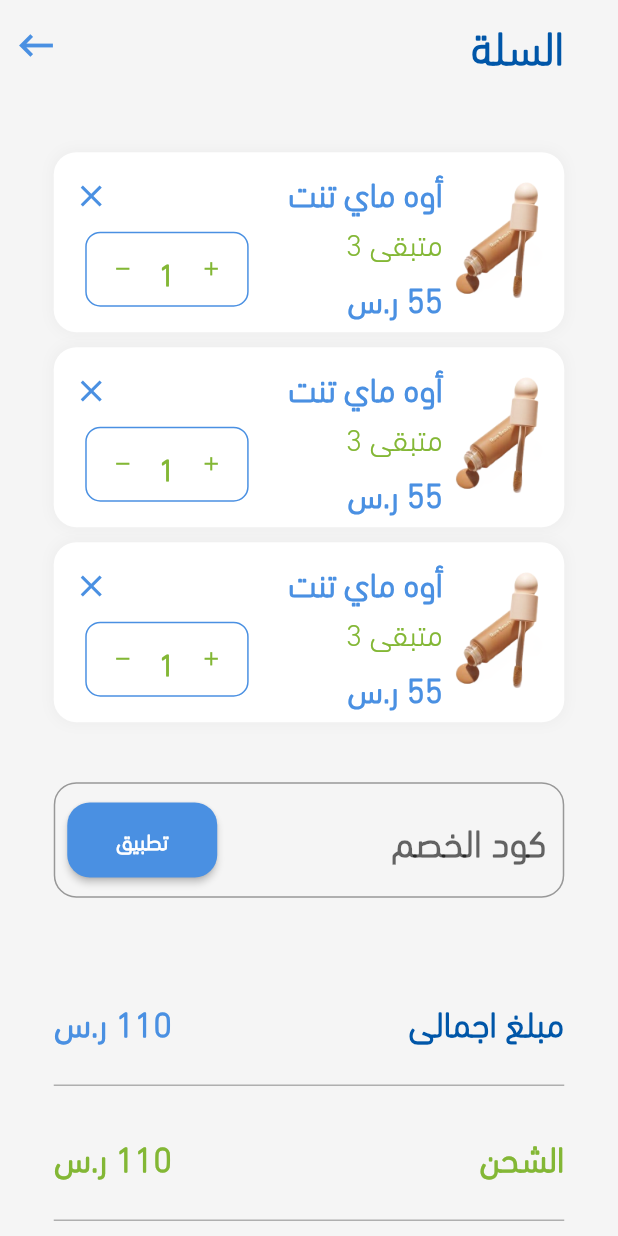
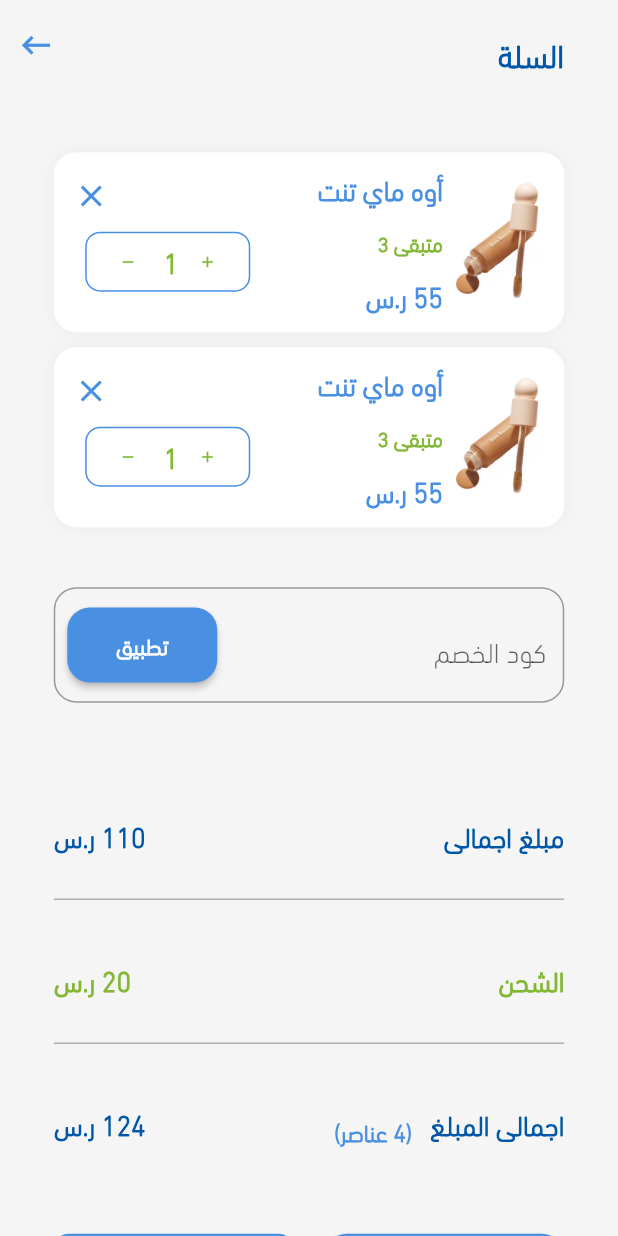
Before and after one commit to EbrahimMShaaban/acnoria, a Flutter app: the CartScreen screen opened directly, on a phone screen of 412 x 824 dp. Run offline on Flutter 3.47's test engine with Material 2 defaults, Android fonts, the phone set to English and light mode, and no system bars; our stand-ins replace dio, flutter_bloc, flutter_screenutil, pin_code_fields, shared_preferences, smooth_page_indicator; missing offline and left inert: flutter_multi_select_items; accounts and stored records are empty.

Commit message:
edit profile , myorder , home and category style

```diff
--- a/lib/features/Profile/view.dart
+++ b/lib/features/Profile/view.dart
@@ -43,12 +43,12 @@ class _ProfileScreenState extends State<ProfileScreen> {
                 children: [
                   Text(
                     "مرحبا امنية",
-                    style: AppTextStyles.boldtitles.apply(fontSizeDelta: 10),
+                    style: AppTextStyles.boldtitles.copyWith(fontSize: 22),
                   ),
                   IconButton(
                     onPressed: () {},
                     icon: Image.asset(
-                      height: 33,
+                      height: 25,
                       AppImages.basket,
                       color: AppColors.primarycolor,
                     ),
--- a/lib/features/cart/view.dart
+++ b/lib/features/cart/view.dart
@@ -24,7 +24,7 @@ class _CartScreenState extends State<CartScreen> {
   @override
   Widget build(BuildContext context) {
     return Scaffold(
-      appBar: ProfileAppBar(context,txt: 'السلة'),
+      appBar: ProfileAppBar(context, txt: 'السلة'),
       body: SingleChildScrollView(
         child: Padding(
           padding: appPadding(),
@@ -34,11 +34,9 @@ class _CartScreenState extends State<CartScreen> {
                 height: 30,
               ),
               ListView.builder(
-
-                physics:NeverScrollableScrollPhysics() ,
+                physics: NeverScrollableScrollPhysics(),
                 shrinkWrap: true,
-                itemCount: 3,
-
+                itemCount: 2,
                 itemBuilder: (context, index) {
                   return ContinerMyCart(context, add: () {
                     setState(() {
@@ -59,7 +57,8 @@ class _CartScreenState extends State<CartScreen> {
                       .apply(color: AppColors.primarycolor),
                   decoration: InputDecoration(
                     hintText: "كود الخصم",
-                    hintStyle: AppTextStyles.lrTitles.apply(),
+                    hintStyle: AppTextStyles.textsmbold
+                        .copyWith(height: 0, fontWeight: FontWeight.w500),
                     focusedBorder: const OutlineInputBorder(
                         borderSide: BorderSide(color: AppColors.primarycolor),
                         borderRadius: BorderRadius.all(Radius.circular(15))),
@@ -112,14 +111,14 @@ class _CartScreenState extends State<CartScreen> {
                               ),
                         ),
                         child: Row(
-                          crossAxisAlignment: CrossAxisAlignment.end,
+                          crossAxisAlignment: CrossAxisAlignment.center,
                           mainAxisAlignment: MainAxisAlignment.center,
                           children: [
                             Center(
                               child: Text("اضافة منتجات",
                                   textAlign: TextAlign.center,
-                                  style: AppTextStyles.boldtitles.apply(
-                                    fontSizeDelta: 5,
+                                  style: AppTextStyles.textsmbold.copyWith(
+                                    height: 1,
                                     color: AppColors.blue,
                                   )),
                             ),
--- a/lib/features/cart/widget/ContinerMyCart.dart
+++ b/lib/features/cart/widget/ContinerMyCart.dart
@@ -57,18 +57,19 @@ class _ContinerMyCartState extends State<ContinerMyCart> {
             children: [
               Text(
                 "أوه ماي تنت",
-                style: AppTextStyles.boldtitles
-                    .apply(color: AppColors.blue, fontSizeDelta: 2),
+                style: AppTextStyles.textsmbold
+                    .copyWith(color: AppColors.blue, height: 0),
               ),
               Text(
                 "متبقى 3",
-                style: AppTextStyles.smTitles
-                    .apply(color: AppColors.green, fontSizeDelta: -2),
+                style: AppTextStyles.hittext.copyWith(
+                  color: AppColors.green,
+                ),
               ),
               Text(
                 "55 ر.س",
-                style: AppTextStyles.boldtitles
-                    .apply(color: AppColors.blue, fontSizeDelta: 2),
+                style: AppTextStyles.textsmbold
+                    .copyWith(color: AppColors.blue, height: 0),
               ),
             ],
           ),
@@ -81,30 +82,54 @@ class _ContinerMyCartState extends State<ContinerMyCart> {
               IconButton(onPressed: () {}, icon: Icon(Icons.clear_outlined)),
               Container(
                 margin: const EdgeInsets.only(left: 20.0),
-               // padding: const EdgeInsets.only(left: 10.0,),
-               //  height: 35,
-               //  width: 70,
+                width: 110,
+                height: 40,
                 decoration: BoxDecoration(
-                  border: Border.all(color: AppColors.blue, width: 1.0),
-                  borderRadius: BorderRadius.all(
+                  border: Border.all(color: AppColors.blue,),
+                  borderRadius: const BorderRadius.all(
                       Radius.circular(10.0) //         <--- border radius here
                       ),
                 ),
                 child: Row(
+                mainAxisAlignment: MainAxisAlignment.center,
                   crossAxisAlignment: CrossAxisAlignment.center,
                   // mainAxisAlignment: MainAxisAlignment.spaceAround,
                   children: [
-                    IconButton(
-                      onPressed: () => widget.add!(),
-                      icon: Icon(Icons.add,color: AppColors.green,size: 15,),
+                    Container(
+
+                     // width: 10,
+                      child: IconButton(
+
+                        onPressed: () => widget.add!(),
+                        icon: Icon(
+
+                          Icons.add,
+                          color: AppColors.green,
+                          size: 12,
+                        ),
+                      ),
                     ),
-                    Text(
-                      "${widget.count}",
-                      style: AppTextStyles.boldtitles.apply(color: AppColors.green,),
+                    Container(
+                      width: 5,
+                      child: Text(
+                        "${widget.count}",
+                        style: AppTextStyles.textsmbold.copyWith(
+                          color: AppColors.green,
+                          height: 0
+
+                        ),
+                      ),
                     ),
-                    IconButton(
-                      onPressed: () => widget.remove!(),
-                      icon: Icon(Icons.remove,color: AppColors.green,size: 15,),
+                    Container(
+                  //    width: 10,
+                      child: IconButton(
+                        onPressed: () => widget.remove!(),
+                        icon: Icon(
+                          Icons.remove,
+                          color: AppColors.green,
+                          size: 12,
+                        ),
+                      ),
                     ),
                   ],
                 ),
--- a/lib/features/cart/widget/Price.dart
+++ b/lib/features/cart/widget/Price.dart
@@ -18,12 +18,11 @@ import '../../../shared/styles/styles.dart';
                Text(
                  "مبلغ اجمالى",
                  style:
-                 AppTextStyles.boldtitles.apply(fontSizeDelta: 3),
+                 AppTextStyles.textsmbold,
                ),
                Text(
                  "110 ر.س",
-                 style: AppTextStyles.boldtitles
-                     .apply(color: AppColors.blue, fontSizeDelta: 3),
+                 style:  AppTextStyles.textsmbold,
                ),
              ],
            ),
@@ -39,13 +38,15 @@ import '../../../shared/styles/styles.dart';
              children: [
                Text(
                  "الشحن",
-                 style: AppTextStyles.boldtitles
-                     .apply(color: AppColors.green, fontSizeDelta: 3),
+                 style:  AppTextStyles.textsmbold.copyWith(
+                   color: AppColors.green
+                 ),
                ),
                Text(
-                 "110 ر.س",
-                 style: AppTextStyles.boldtitles
-                     .apply(color: AppColors.green, fontSizeDelta: 3),
+                 "20 ر.س",
+                 style:  AppTextStyles.textsmbold.copyWith(
+                     color: AppColors.green
+                 ),
                ),
              ],
            ),
@@ -57,15 +58,16 @@ import '../../../shared/styles/styles.dart';
          Padding(
            padding: const EdgeInsets.symmetric(vertical: 20.0),
            child: Row(
+             crossAxisAlignment: CrossAxisAlignment.end,
              mainAxisAlignment: MainAxisAlignment.spaceBetween,
              children: [
                Text(
                  "اجمالى المبلغ",
                  style:
-                 AppTextStyles.boldtitles.apply(fontSizeDelta: 3),
+                 AppTextStyles.textsmbold,
                ),
                SizedBox(
-                 width: 10,
+                 width: 12,
                ),
                Text(
                  "(4 عناصر)",
@@ -74,9 +76,8 @@ import '../../../shared/styles/styles.dart';
                ),
                Spacer(),
                Text(
-                 "110 ر.س",
-                 style: AppTextStyles.boldtitles
-                     .apply(color: AppColors.blue, fontSizeDelta: 3),
+                 "124 ر.س",
+                 style: AppTextStyles.textsmbold,
                ),
              ],
            ),
--- a/lib/features/cart/widget/profileappbar.dart
+++ b/lib/features/cart/widget/profileappbar.dart
@@ -15,7 +15,7 @@ PreferredSizeWidget ProfileAppBar  (BuildContext context , {required String txt}
         padding: const EdgeInsets.only(right:36.0),
         child: Text(txt,
             style: AppTextStyles.boldtitles
-                .apply(color: AppColors.blueDark, fontSizeFactor: 1.5)),
+                .copyWith(color: AppColors.blueDark, height: 2.5,fontSize: 22)),
       ),
       actions: [
         Directionality(
@@ -26,6 +26,7 @@ PreferredSizeWidget ProfileAppBar  (BuildContext context , {required String txt}
               },
               icon: Icon(
                 Icons.keyboard_backspace_sharp,
+                size: 25,
               ),
             ))
       ],
--- a/lib/features/search/widgets/appbar.dart
+++ b/lib/features/search/widgets/appbar.dart
@@ -22,7 +22,7 @@ PreferredSizeWidget AppSearchBar(BuildContext context) {
               Navigator.pop(context);
             },
             icon: Icon(
-              Icons.arrow_back,
+              Icons.keyboard_backspace_sharp,
               size: 25,
               textDirection: TextDirection.ltr,
             )),
--- a/lib/main.dart
+++ b/lib/main.dart
@@ -1,3 +1,4 @@
+import 'package:acnoria/features/Profile/view.dart';
 import 'package:acnoria/features/layout/view.dart';
 
 import 'package:acnoria/features/registration/login/view.dart';
@@ -9,6 +10,7 @@ import 'package:flutter_localizations/flutter_localizations.dart';
 import 'package:flutter_screenutil/flutter_screenutil.dart';
 
 import 'features/Home/view.dart';
+import 'features/Profile/myorders.dart';
 import 'features/search/filteration.dart';
 
 void main() {
@@ -37,7 +39,7 @@ class MyApp extends StatelessWidget {
             Locale('ar'), // English
             // Locale('es'), // Spanish
           ],
-          home: LoginScreen(),
+          home: AppLayout(),
         );
       },
     );
--- a/lib/shared/styles/theme.dart
+++ b/lib/shared/styles/theme.dart
@@ -41,16 +41,17 @@ ThemeData lightTheme = ThemeData(
         systemOverlayStyle: SystemUiOverlayStyle(
             statusBarColor: AppColors.primarycolor,
             statusBarIconBrightness: Brightness.light)),
-    sliderTheme: SliderThemeData(
-        // inactiveTrackColor: AppColors.slidergrey,
+    sliderTheme: const SliderThemeData(
+        valueIndicatorColor: AppColors.primarycolor,
         inactiveTickMarkColor: AppColors.slidergrey,
         activeTrackColor: AppColors.primarycolor,
         activeTickMarkColor: AppColors.primarycolor,
         disabledInactiveTrackColor: Colors.blue,
         thumbColor: AppColors.primarycolor,
-
         rangeTrackShape: RectangularRangeSliderTrackShape(),
         rangeValueIndicatorShape: PaddleRangeSliderValueIndicatorShape(),
         rangeTickMarkShape: RoundRangeSliderTickMarkShape(tickMarkRadius: 1.2),
         rangeThumbShape: RoundRangeSliderThumbShape(
-            disabledThumbRadius: 10, enabledThumbRadius: 10)));
+          disabledThumbRadius: 10,
+          enabledThumbRadius: 10,
+        )));
```
Also changed, not shown: lib/features/Profile/myorders.dart (+21 -11 lines), lib/features/search/filteration.dart (+10 -5 lines), lib/features/search/search_view.dart (+27 -55 lines).
